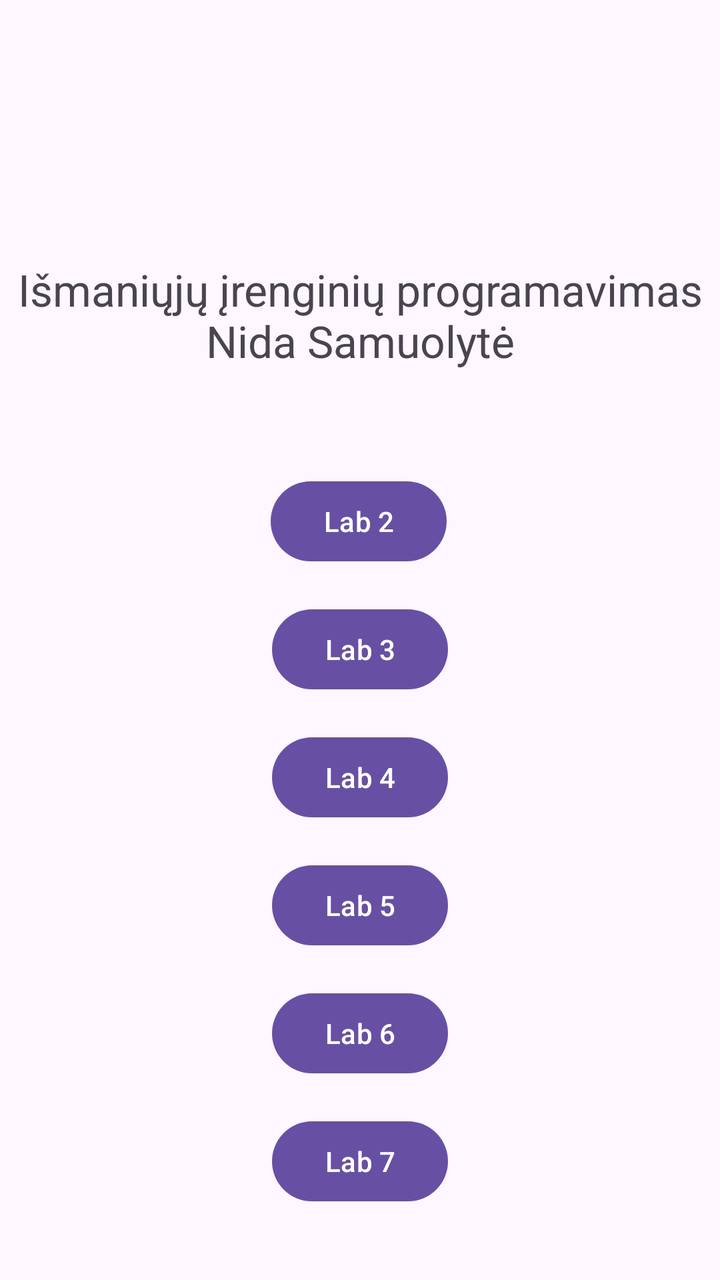
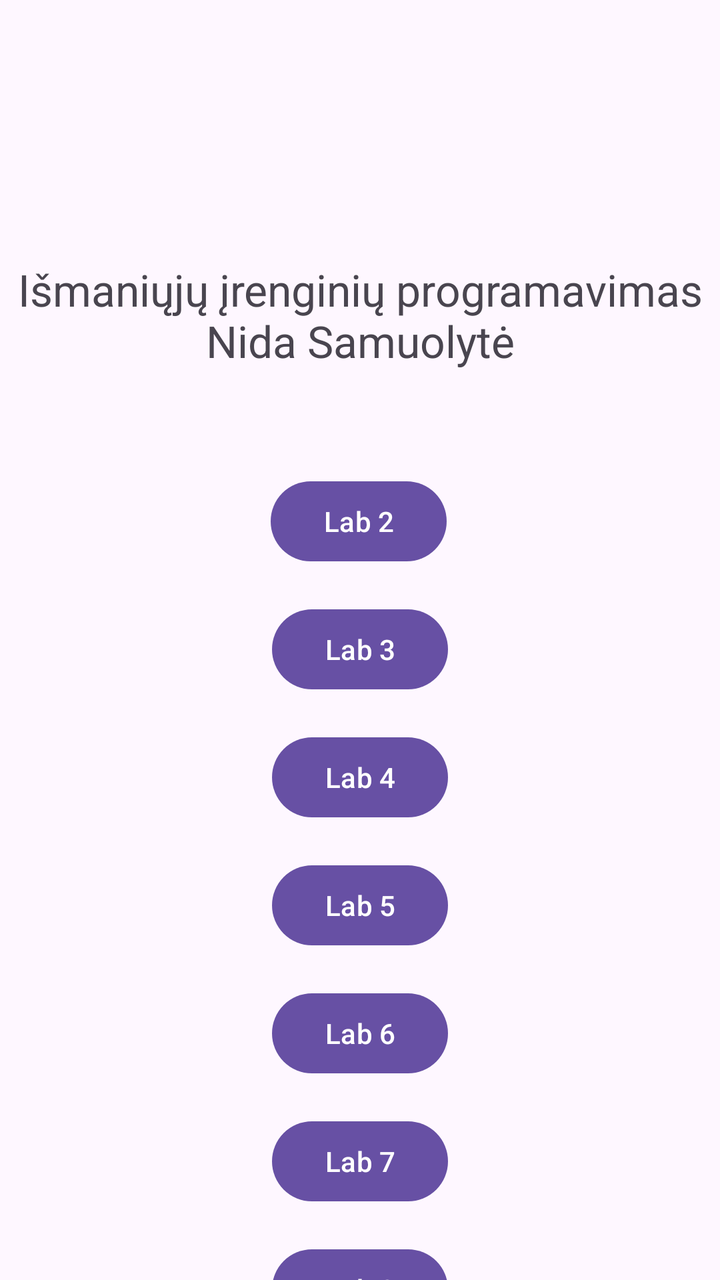

Compare the two renders of this Android layout. The source of the first and the diff that turns it into the second are given below.
<!-- AndroidManifest.xml: application theme Theme.LabWork -->
<!-- res/layout/activity_meniu.xml -->
<?xml version="1.0" encoding="utf-8"?>
<androidx.constraintlayout.widget.ConstraintLayout xmlns:android="http://schemas.android.com/apk/res/android"
    xmlns:app="http://schemas.android.com/apk/res-auto"
    xmlns:tools="http://schemas.android.com/tools"
    android:id="@+id/main"
    android:layout_width="match_parent"
    android:layout_height="match_parent">

    <TextView
        android:id="@+id/tvPavadinimas"
        android:layout_width="0dp"
        android:layout_height="wrap_content"
        android:gravity="center"
        android:text="@string/meniu_pavadinimas"
        android:textSize="22sp"
        app:layout_constraintBottom_toBottomOf="parent"
        app:layout_constraintEnd_toEndOf="parent"
        app:layout_constraintHorizontal_bias="0.0"
        app:layout_constraintStart_toStartOf="parent"
        app:layout_constraintTop_toTopOf="parent"
        app:layout_constraintVertical_bias="0.222" />

    <Button
        android:id="@+id/btnLab2"
        android:layout_width="wrap_content"
        android:layout_height="wrap_content"
        android:text="@string/meniu_lab2"
        app:layout_constraintBottom_toBottomOf="parent"
        app:layout_constraintEnd_toEndOf="parent"
        app:layout_constraintHorizontal_bias="0.498"
        app:layout_constraintStart_toStartOf="parent"
        app:layout_constraintTop_toBottomOf="@+id/tvPavadinimas"
        app:layout_constraintVertical_bias="0.127" />

    <Button
        android:id="@+id/btnLab3"
        android:layout_width="wrap_content"
        android:layout_height="wrap_content"
        android:layout_marginTop="16dp"
        android:text="@string/meniu_lab3"
        app:layout_constraintTop_toBottomOf="@id/btnLab2"
        app:layout_constraintStart_toStartOf="parent"
        app:layout_constraintEnd_toEndOf="parent" />

    <Button
        android:id="@+id/btnLab4"
        android:layout_width="wrap_content"
        android:layout_height="wrap_content"
        android:layout_marginTop="16dp"
        android:text="Lab 4"
        app:layout_constraintTop_toBottomOf="@id/btnLab3"
        app:layout_constraintStart_toStartOf="parent"
        app:layout_constraintEnd_toEndOf="parent" />

    <Button
        android:id="@+id/btnLab5"
        android:layout_width="wrap_content"
        android:layout_height="wrap_content"
        android:layout_marginTop="16dp"
        android:text="Lab 5"
        app:layout_constraintTop_toBottomOf="@id/btnLab4"
        app:layout_constraintStart_toStartOf="parent"
        app:layout_constraintEnd_toEndOf="parent" />

    <Button
        android:id="@+id/btnLab6"
        android:layout_width="wrap_content"
        android:layout_height="wrap_content"
        android:layout_marginTop="16dp"
        android:text="Lab 6"
        app:layout_constraintTop_toBottomOf="@id/btnLab5"
        app:layout_constraintStart_toStartOf="parent"
        app:layout_constraintEnd_toEndOf="parent" />

    <Button
        android:id="@+id/btnLab7"
        android:layout_width="wrap_content"
        android:layout_height="wrap_content"
        android:layout_marginTop="16dp"
        android:text="Lab 7"
        app:layout_constraintTop_toBottomOf="@id/btnLab6"
        app:layout_constraintStart_toStartOf="parent"
        app:layout_constraintEnd_toEndOf="parent" />
</androidx.constraintlayout.widget.ConstraintLayout>
<!-- resources referenced by this layout -->
<resources>
  <string name="meniu_lab2">Lab 2</string>
  <string name="meniu_lab3">Lab 3</string>
  <string name="meniu_pavadinimas">Išmaniųjų įrenginių programavimas\nNida Samuolytė</string>
  <style name="Theme.LabWork" parent="Base.Theme.LabWork" />
  <style name="Base.Theme.LabWork" parent="Theme.Material3.DayNight.NoActionBar">
          
          
      </style>
</resources>

<!-- the commit's change to res/layout/activity_meniu.xml (unified diff, before → after) -->
@@ -81,4 +81,14 @@
         app:layout_constraintTop_toBottomOf="@id/btnLab6"
         app:layout_constraintStart_toStartOf="parent"
         app:layout_constraintEnd_toEndOf="parent" />
+
+    <Button
+        android:id="@+id/btnLab8"
+        android:layout_width="wrap_content"
+        android:layout_height="wrap_content"
+        android:layout_marginTop="16dp"
+        android:text="Lab 8"
+        app:layout_constraintTop_toBottomOf="@id/btnLab7"
+        app:layout_constraintStart_toStartOf="parent"
+        app:layout_constraintEnd_toEndOf="parent" />
 </androidx.constraintlayout.widget.ConstraintLayout>
